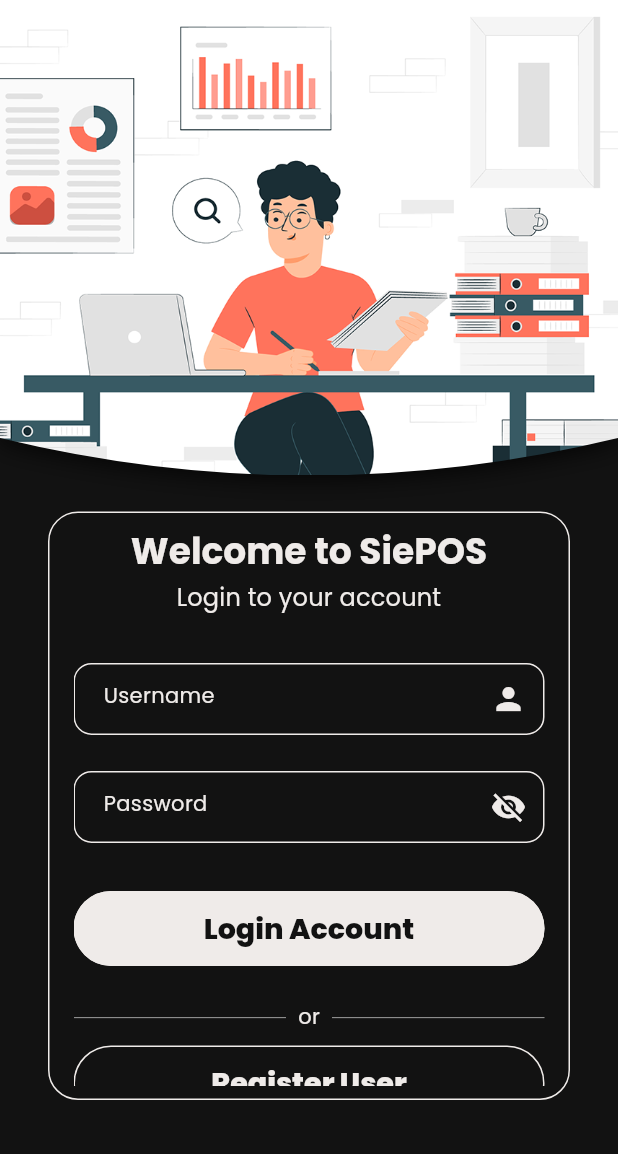
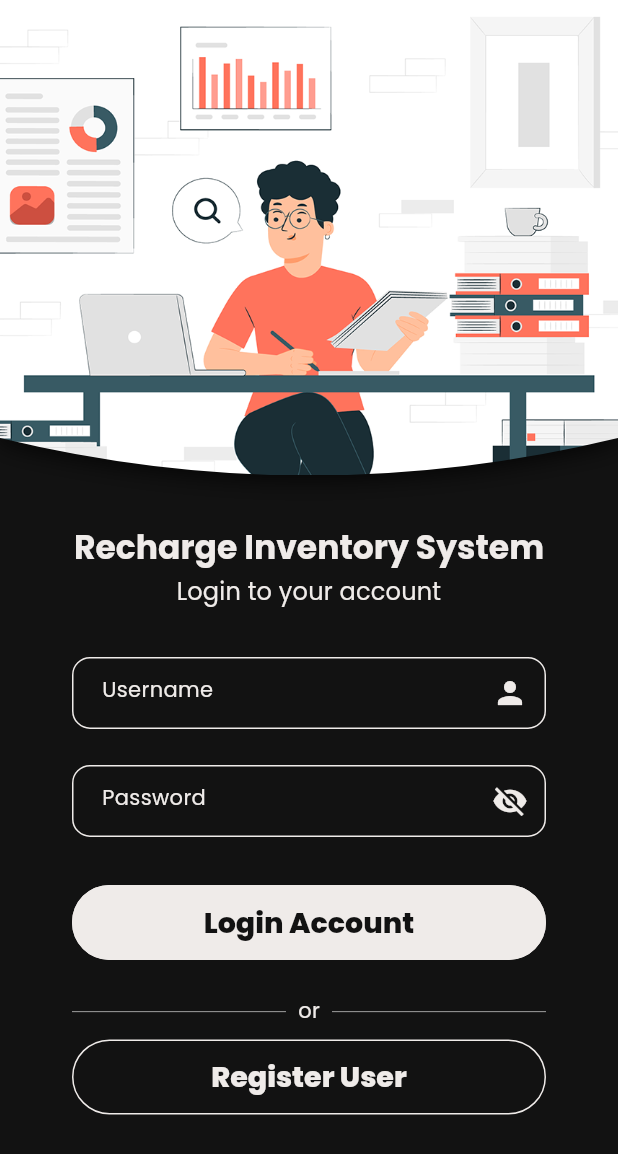
Before and after one commit to Achmad-irfanda/inventory_system, a Flutter app: the screen it shows after launch, on a phone screen of 412 x 824 dp. Shown: the top 1154 px of the screen. Run offline on Flutter 3.47's test engine with Material 2 defaults, Android fonts, the light colour scheme and no system bars; our stand-ins replace currency_text_input_formatter, easy_splash_screen, google_fonts, image_picker, mask_text_input_formatter, shared_preferences; missing offline and left inert: search_choices.

Commit message:
manage login page

```diff
--- a/lib/view/auth/apps_login_page.dart
+++ b/lib/view/auth/apps_login_page.dart
@@ -76,17 +76,9 @@
                               Container(
                                   padding: const EdgeInsets.symmetric(
                                       horizontal: 16, vertical: 8),
-                                  height: mediaQuerySize.height / 2.1,
+                                  height: mediaQuerySize.height / 1.8,
                                   margin: const EdgeInsets.only(
                                       left: 32, right: 32, top: 24),
-                                  decoration: BoxDecoration(
-                                    borderRadius: BorderRadius.circular(20),
-                                    border: Border.all(
-                                        color: Theme.of(context).primaryColor),
-                                    color: Theme.of(context)
-                                        .scaffoldBackgroundColor
-                                        .withOpacity(0.90),
-                                  ),
                                   child: SingleChildScrollView(
                                       padding:
                                           const EdgeInsets.only(bottom: 100),
--- a/lib/widget/auth/apps_form_login_widget.dart
+++ b/lib/widget/auth/apps_form_login_widget.dart
@@ -11,10 +11,10 @@
         alignment: Alignment.center,
         child: Column(children: [
           Text(
-            'Welcome to SiePOS',
+            'Recharge Inventory System',
             style: Theme.of(context)
                 .textTheme
-                .headlineSmall!
+                .titleLarge!
                 .copyWith(fontWeight: FontWeight.bold),
             textAlign: TextAlign.center,
           ),
```
Also changed, not shown: 1 other file.
